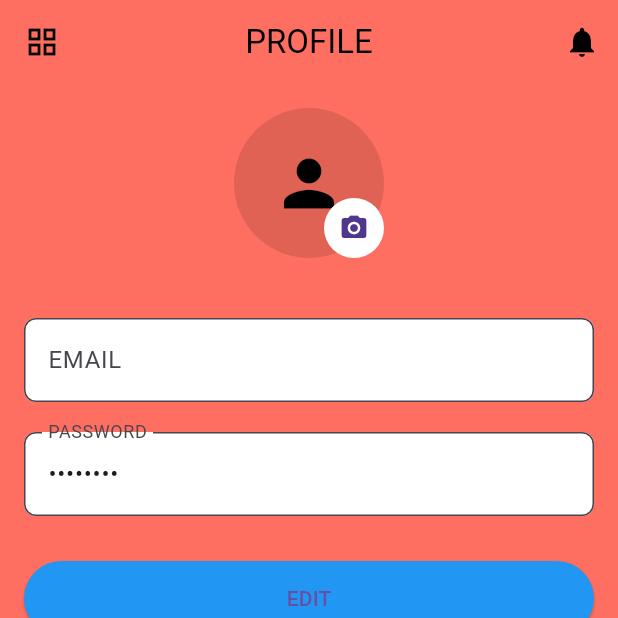
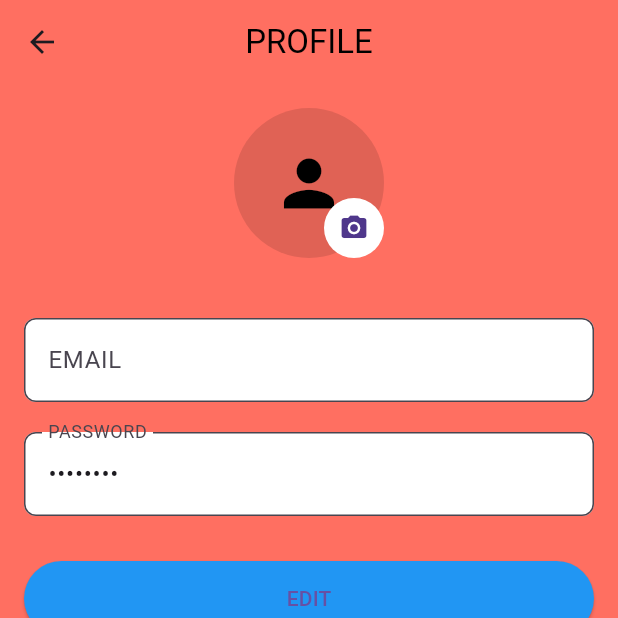
Before and after one commit to SWETHASHREE04/EVENTS360, a Flutter app: the ProfileScreen screen opened directly, on a phone screen of 412 x 824 dp, the top half of it. Run offline on Flutter 3.47's test engine with Material 3 defaults, Android fonts, the light colour scheme and no system bars; our stand-ins replace cloud_firestore, firebase_auth, firebase_core, firebase_storage, image_picker, table_calendar; accounts and stored records are empty; network calls fail.

Commit message:
Update profile_screen.dart

```diff
--- a/lib/screens/profile_screen.dart
+++ b/lib/screens/profile_screen.dart
@@ -126,16 +126,6 @@ class _ProfileScreenState extends State<ProfileScreen> {
           style: TextStyle(color: Colors.black),
         ),
         centerTitle: true,
-        leading: IconButton(
-          icon: const Icon(Icons.grid_view, color: Colors.black),
-          onPressed: () {},
-        ),
-        actions: [
-          IconButton(
-            icon: const Icon(Icons.notifications, color: Colors.black),
-            onPressed: () {},
-          ),
-        ],
       ),
       body: Padding(
         padding: const EdgeInsets.all(16.0),
```
